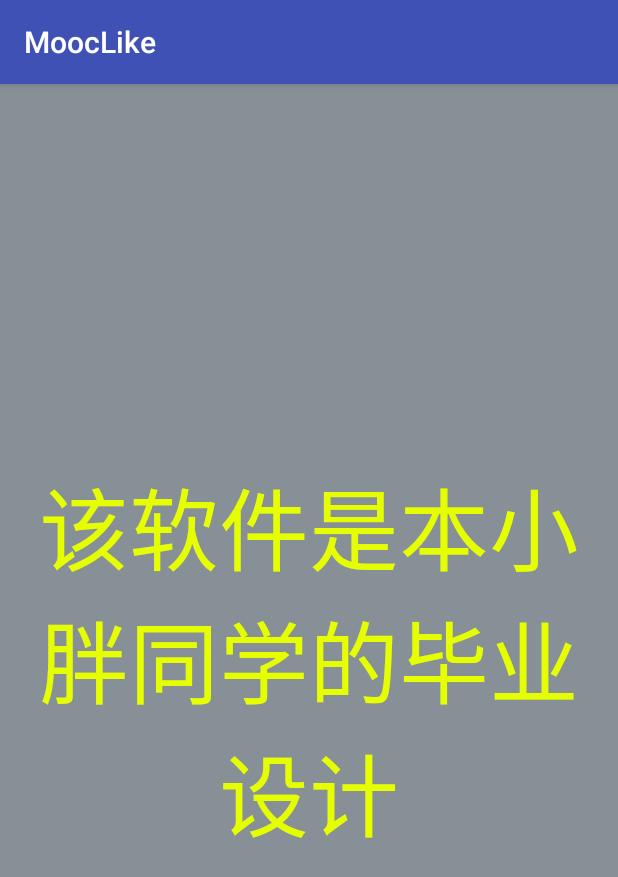
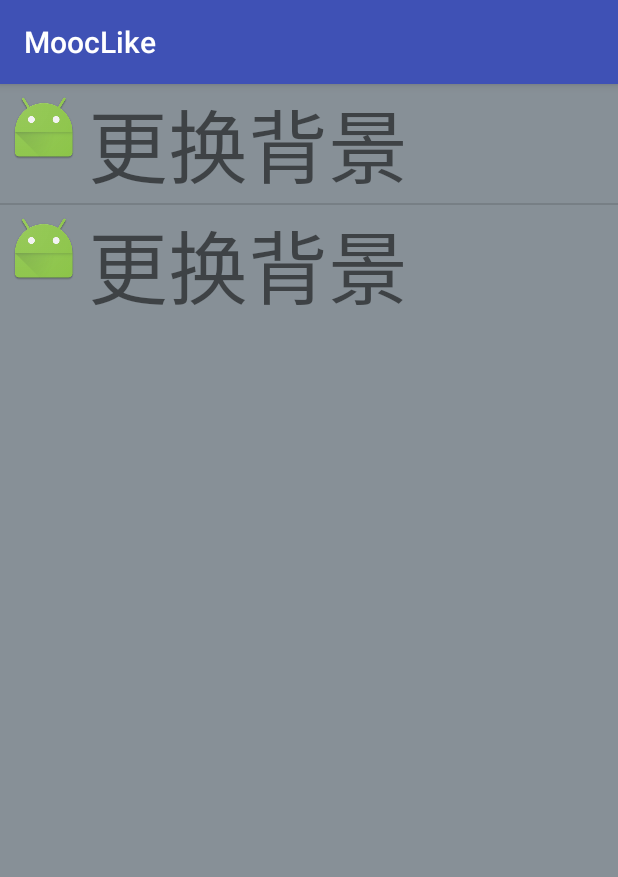
Before and after one commit to YanleiZ/MoocLike, an Android app: the fragment AboutMeFragment shown on its own in the app's theme, on a phone screen of 412 x 824 dp. Shown: the top 877 px of the screen. Run offline under Robolectric (Android 15) with nearby library versions, the phone set to English and light mode, and no system bars; network calls fail.

Commit message:
完善项目

```diff
--- a/app/src/main/AndroidManifest.xml
+++ b/app/src/main/AndroidManifest.xml
@@ -37,6 +37,8 @@
             android:name=".RegisterActivity"
             android:label="@string/title_activity_register"
             android:theme="@style/AppTheme.NoActionBar" />
+        <activity android:name=".NewsActivity" />
+        <activity android:name=".AboutMeActivity"></activity>
     </application>
 
 </manifest>
--- a/app/src/main/java/com/yanlei/Utils/HttpUtil.java
+++ b/app/src/main/java/com/yanlei/Utils/HttpUtil.java
@@ -31,6 +31,7 @@ public class HttpUtil {
     public static HttpClient httpClient = new DefaultHttpClient();
     public static final String BASE_URL = "http://192.168.1.109:8080/";
     public static final String REAL_NAME = "REALNAME";
+    public static final String NEWS_URL = "NEWSURL";
 
     /**
      * @param url 发送请求的URL
--- a/app/src/main/java/com/yanlei/fragments/AboutMeFragment.java
+++ b/app/src/main/java/com/yanlei/fragments/AboutMeFragment.java
@@ -1,26 +1,84 @@
 package com.yanlei.fragments;
 
+import android.content.Context;
+import android.content.Intent;
 import android.os.Bundle;
 import android.support.v4.app.Fragment;
 import android.util.Log;
 import android.view.LayoutInflater;
 import android.view.View;
 import android.view.ViewGroup;
+import android.widget.AdapterView;
 import android.widget.ListView;
+import android.widget.SimpleAdapter;
 import android.widget.TextView;
 
+import com.yanlei.mooclike.AboutMeActivity;
 import com.yanlei.mooclike.R;
+
+import java.util.ArrayList;
+import java.util.HashMap;
+import java.util.List;
+import java.util.Map;
 
 
 public class AboutMeFragment extends Fragment {
-private ListView aboutMe;
+    private ListView aboutMe;
+
     public AboutMeFragment() {
     }
 
     @Override
     public View onCreateView(LayoutInflater inflater, ViewGroup container, Bundle savedInstanceState) {
-        View view = inflater.inflate(R.layout.fragment_aboutme,container,false);
+        View view = inflater.inflate(R.layout.fragment_aboutme, container, false);
         aboutMe = (ListView) view.findViewById(R.id.aboutMe);
+
+        ArrayList<Map<String, Object>> array = new ArrayList<Map<String, Object>>();
+        Map<String, Object> map1 = new HashMap<String, Object>();
+
+        map1.put("about", "关于");
+        map1.put("value", R.mipmap.ic_launcher);
+        array.add(map1);
+        map1.put("user", "更换背景");
+        map1.put("value", R.mipmap.ic_launcher);
+        array.add(map1);
+
+        MyAdapter adapter = new MyAdapter(getActivity(), array, R.layout.setlist_listview,
+                new String[]{"user", "value"},
+                new int[]{R.id.user, R.id.value});
+        aboutMe.setAdapter(adapter);
+        aboutMe.setOnItemClickListener(new AdapterView.OnItemClickListener() {
+            @Override
+            public void onItemClick(AdapterView<?> adapterView, View view, int i, long l) {
+                if (i == 0) {
+                    Intent mainIntent = new Intent(getActivity(), AboutMeActivity.class);
+                    getActivity().startActivity(mainIntent);
+                }
+            }
+        });
         return view;
     }
+
+    class MyAdapter extends SimpleAdapter {
+        private LayoutInflater layout;
+
+        public MyAdapter(Context context, List<? extends Map<String, ?>> data,
+                         int resource, String[] from, int[] to) {
+            super(context, data, resource, from, to);
+        }
+
+        @Override
+        public View getView(int position, View convertView, ViewGroup parent) {
+            // TODO Auto-generated method stub
+            View result = super.getView(position, convertView, parent);
+            //获取LayoutInflater的实例对象
+            layout = getActivity().getLayoutInflater();
+            if (result == null) {
+                //载入指定布局
+                layout.inflate(R.layout.setlist_listview, null);
+            }
+            return result;
+        }
+
+    }
 }
--- a/app/src/main/res/layout/fragment_aboutme.xml
+++ b/app/src/main/res/layout/fragment_aboutme.xml
@@ -4,18 +4,10 @@
     android:layout_height="match_parent"
     android:background="#851f313e"
     android:orientation="vertical">
-<TextView
-    android:layout_width="match_parent"
-    android:layout_height="match_parent"
-    android:text="该软件是本小胖同学的毕业设计"
-    android:gravity="center"
-    android:textColor="#e6ff00"
-    android:textSize="90px"/>
 
     <ListView
         android:id="@+id/aboutMe"
         android:layout_width="match_parent"
-        android:layout_height="wrap_content"
-        android:visibility="gone">
+        android:layout_height="wrap_content">
     </ListView>
 </LinearLayout>
--- /dev/null
+++ b/app/src/main/res/layout/setlist_listview.xml
@@ -0,0 +1,20 @@
+<LinearLayout xmlns:android="http://schemas.android.com/apk/res/android"
+    xmlns:tools="http://schemas.android.com/tools"
+    android:layout_width="match_parent"
+    android:layout_height="match_parent"
+    android:orientation="horizontal"
+    >
+
+    <ImageView
+        android:id="@+id/value"
+        android:layout_width="wrap_content"
+        android:layout_height="wrap_content"
+        android:layout_margin="5dp"
+        />
+    <TextView
+        android:id="@+id/user"
+        android:layout_width="wrap_content"
+        android:layout_height="wrap_content"
+        android:textSize="80px"
+        android:layout_gravity="center"/>
+</LinearLayout>
```
Also changed, not shown: app/src/main/java/com/yanlei/fragments/MainFragment.java (+24 -5 lines), app/src/main/java/com/yanlei/mooclike/AboutMeActivity.java (added, +13 -0 lines), app/src/main/java/com/yanlei/mooclike/NewsActivity.java (added, +23 -0 lines), app/src/main/res/layout/activity_about_me.xml (added, +14 -0 lines), app/src/main/res/layout/activity_news.xml (added, +16 -0 lines), app/src/main/res/layout/fg_content.xml (deleted, +0 -17 lines), app/src/main/res/mipmap-hdpi/show1.jpg (added), app/src/main/res/mipmap-hdpi/show2.jpg (added), app/src/main/res/mipmap-hdpi/show3.jpg (added).
